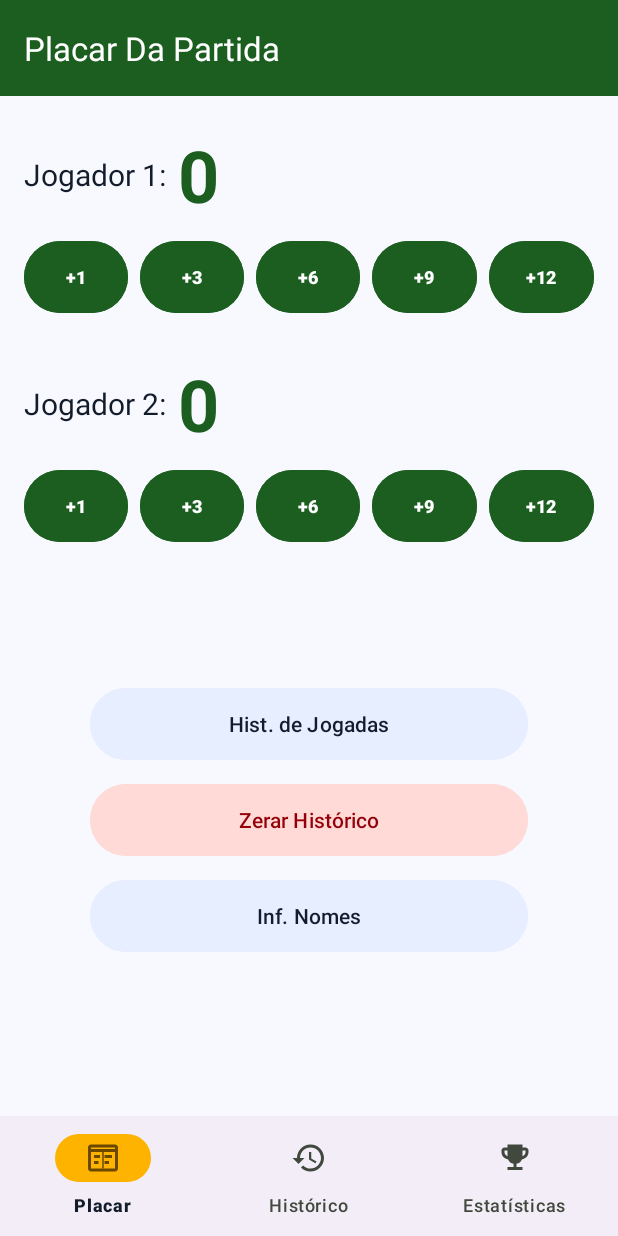
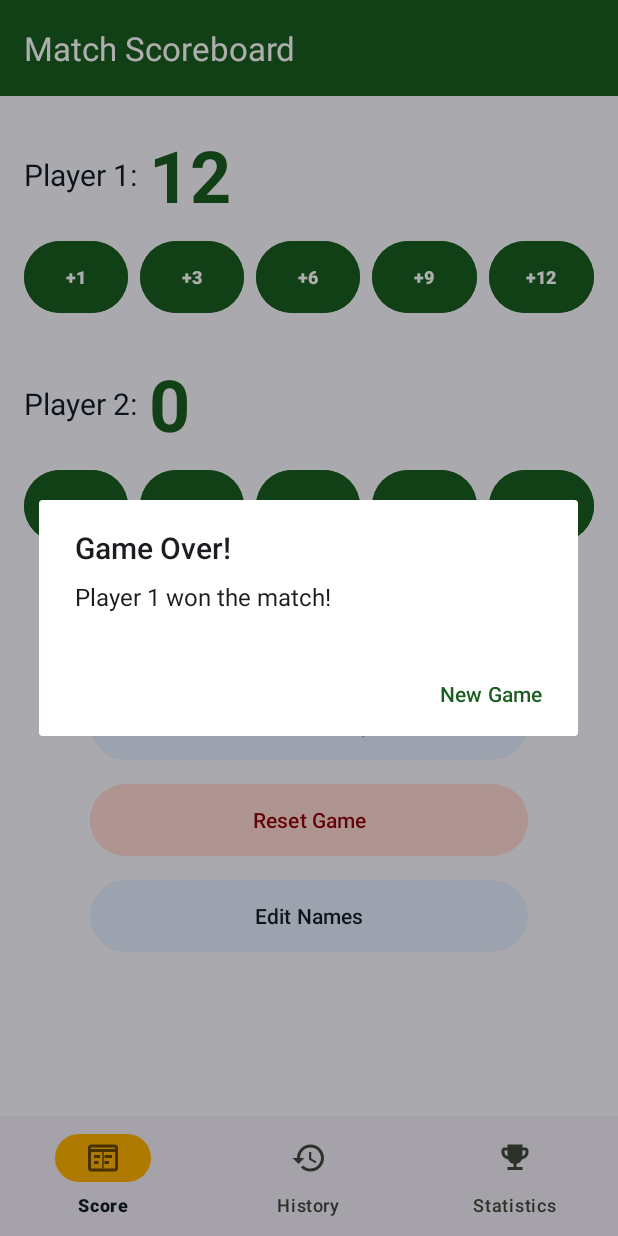
Before and after one commit to Luiz-Mattos14/Truco-deck-of-cards, an Android app: the screen it shows after launch (MainActivity), after a tap on "+9", on a phone screen of 412 x 824 dp. Run offline under Robolectric (Android 15) with nearby library versions, the phone set to English and light mode, and no system bars; 3 other taps on this screen came first.

Commit message:
feat: implement Truco scoring logic and game state
- Add GameModels with ScoreEvent and GameState data classes
- Add ScoreManager with addPoints (caps at 12, detects winner) and reset
- Wire up all score buttons in MainActivity using ScoreManager
- Show game over AlertDialog with winner name when score reaches 12
- Translate all UI strings and XML comments to English

```diff
--- /dev/null
+++ b/app/src/main/java/br/edu/utfpr/baralhotruco/GameModels.kt
@@ -0,0 +1,15 @@
+package br.edu.utfpr.baralhotruco
+
+data class ScoreEvent(
+    val player: Int,
+    val points: Int,
+    val scoreAfter: Int
+)
+
+data class GameState(
+    val scorePlayerOne: Int = 0,
+    val scorePlayerTwo: Int = 0,
+    val history: List<ScoreEvent> = emptyList(),
+    val isGameOver: Boolean = false,
+    val winner: Int? = null
+)
--- a/app/src/main/java/br/edu/utfpr/baralhotruco/MainActivity.kt
+++ b/app/src/main/java/br/edu/utfpr/baralhotruco/MainActivity.kt
@@ -2,13 +2,24 @@ package br.edu.utfpr.baralhotruco
 
 import android.os.Bundle
 import android.view.View
+import android.widget.TextView
 import androidx.activity.enableEdgeToEdge
+import androidx.appcompat.app.AlertDialog
 import androidx.appcompat.app.AppCompatActivity
 import androidx.core.view.ViewCompat
 import androidx.core.view.WindowInsetsCompat
 
 class MainActivity : AppCompatActivity() {
 
+    private val scoreManager = ScoreManager()
+    private var gameState = GameState()
+
+    private lateinit var tvPlayer1Name: TextView
+    private lateinit var tvPlayer2Name: TextView
+    private lateinit var tvPlayer1Score: TextView
+    private lateinit var tvPlayer2Score: TextView
+
+    // Initializes the Activity, sets up edge-to-edge display and binds score and name views.
     override fun onCreate(savedInstanceState: Bundle?) {
         super.onCreate(savedInstanceState)
         enableEdgeToEdge()
@@ -18,22 +29,85 @@ class MainActivity : AppCompatActivity() {
             v.setPadding(systemBars.left, systemBars.top, systemBars.right, 0)
             insets
         }
+
+        tvPlayer1Name = findViewById(R.id.tvPlayer1Name)
+        tvPlayer2Name = findViewById(R.id.tvPlayer2Name)
+        tvPlayer1Score = findViewById(R.id.tvPlayer1Score)
+        tvPlayer2Score = findViewById(R.id.tvPlayer2Score)
     }
 
-    fun btnPlayerOnePlus1(view: View) { }
-    fun btnPlayerOnePlus3(view: View) { }
-    fun btnPlayerOnePlus6(view: View) { }
-    fun btnPlayerOnePlus9(view: View) { }
-    fun btnPlayerOnePlus12(view: View) { }
+    // Delegates point addition to ScoreManager, refreshes the display
+    // and shows the game over dialog if the match has ended.
+    private fun addPoints(player: Int, points: Int) {
+        gameState = scoreManager.addPoints(gameState, player, points)
+        updateScoreDisplay()
+        if (gameState.isGameOver) showGameOverDialog()
+    }
 
-    fun btnPlayerTwoPlus1(view: View) { }
-    fun btnPlayerTwoPlus3(view: View) { }
-    fun btnPlayerTwoPlus6(view: View) { }
-    fun btnPlayerTwoPlus9(view: View) { }
-    fun btnPlayerTwoPlus12(view: View) { }
+    // Updates the score TextViews with the values from the current game state.
+    private fun updateScoreDisplay() {
+        tvPlayer1Score.text = gameState.scorePlayerOne.toString()
+        tvPlayer2Score.text = gameState.scorePlayerTwo.toString()
+    }
 
-    fun onHistorico(view: View) { }
-    fun onZerarPartida(view: View) { }
-    fun onEditarNomes(view: View) { }
+    // Shows an AlertDialog announcing the winner of the match.
+    // The "New Game" button resets the state without requiring manual dialog dismissal.
+    private fun showGameOverDialog() {
+        val winnerName = if (gameState.winner == 1)
+            tvPlayer1Name.text.toString().trimEnd(':').trim()
+        else
+            tvPlayer2Name.text.toString().trimEnd(':').trim()
 
+        AlertDialog.Builder(this)
+            .setTitle(R.string.dialog_game_over_title)
+            .setMessage(getString(R.string.dialog_game_over_message, winnerName))
+            .setPositiveButton(R.string.dialog_new_game) { _, _ -> resetGame() }
+            .setCancelable(false)
+            .show()
+    }
+
+    // Resets the game state and refreshes the score display.
+    private fun resetGame() {
+        gameState = scoreManager.reset()
+        updateScoreDisplay()
+    }
+
+    // Adds 1 tento to Player 1 (simple round win).
+    fun btnPlayerOnePlus1(view: View) = addPoints(1, 1)
+
+    // Adds 3 tentos to Player 1 (Truco).
+    fun btnPlayerOnePlus3(view: View) = addPoints(1, 3)
+
+    // Adds 6 tentos to Player 1 (Seis).
+    fun btnPlayerOnePlus6(view: View) = addPoints(1, 6)
+
+    // Adds 9 tentos to Player 1 (Nove).
+    fun btnPlayerOnePlus9(view: View) = addPoints(1, 9)
+
+    // Adds 12 tentos to Player 1 (Doze — ends the match).
+    fun btnPlayerOnePlus12(view: View) = addPoints(1, 12)
+
+    // Adds 1 tento to Player 2 (simple round win).
+    fun btnPlayerTwoPlus1(view: View) = addPoints(2, 1)
+
+    // Adds 3 tentos to Player 2 (Truco).
+    fun btnPlayerTwoPlus3(view: View) = addPoints(2, 3)
+
+    // Adds 6 tentos to Player 2 (Seis).
+    fun btnPlayerTwoPlus6(view: View) = addPoints(2, 6)
+
+    // Adds 9 tentos to Player 2 (Nove).
+    fun btnPlayerTwoPlus9(view: View) = addPoints(2, 9)
+
+    // Adds 12 tentos to Player 2 (Doze — ends the match).
+    fun btnPlayerTwoPlus12(view: View) = addPoints(2, 12)
+
+    // Opens the move history screen (not yet implemented).
+    fun onHistory(view: View) { }
+
+    // Resets the current match score and history.
+    fun onResetGame(view: View) = resetGame()
+
+    // Opens the dialog to edit player names (not yet implemented).
+    fun onEditNames(view: View) { }
 }
--- /dev/null
+++ b/app/src/main/java/br/edu/utfpr/baralhotruco/ScoreManager.kt
@@ -0,0 +1,39 @@
+package br.edu.utfpr.baralhotruco
+
+class ScoreManager {
+
+    companion object {
+        const val WIN_SCORE = 12
+    }
+
+    // Adds points to the given player and returns the new game state.
+    // If the game is already over, the state is returned unchanged.
+    // The score is capped at WIN_SCORE (12 tentos).
+    fun addPoints(state: GameState, player: Int, points: Int): GameState {
+        if (state.isGameOver) return state
+
+        val currentScore = if (player == 1) state.scorePlayerOne else state.scorePlayerTwo
+        val newScore = minOf(currentScore + points, WIN_SCORE)
+        val event = ScoreEvent(player, points, newScore)
+
+        val newScoreP1 = if (player == 1) newScore else state.scorePlayerOne
+        val newScoreP2 = if (player == 2) newScore else state.scorePlayerTwo
+
+        val winner = when {
+            newScoreP1 >= WIN_SCORE -> 1
+            newScoreP2 >= WIN_SCORE -> 2
+            else -> null
+        }
+
+        return state.copy(
+            scorePlayerOne = newScoreP1,
+            scorePlayerTwo = newScoreP2,
+            history = state.history + event,
+            isGameOver = winner != null,
+            winner = winner
+        )
+    }
+
+    // Returns a fresh GameState with zeroed scores and empty history.
+    fun reset(): GameState = GameState()
+}
--- a/app/src/main/res/drawable/ic_score.xml
+++ b/app/src/main/res/drawable/ic_score.xml
@@ -19,7 +19,7 @@
         android:fillColor="@android:color/black"
         android:pathData="M13,10H18V12H13Z M13,14H16V16H13Z" />
 
-    <!-- Divisória central -->
+    <!-- Central divider -->
     <path
         android:fillColor="@android:color/black"
         android:pathData="M11.5,8H12.5V19H11.5Z" />
--- a/app/src/main/res/layout/activity_main.xml
+++ b/app/src/main/res/layout/activity_main.xml
@@ -25,7 +25,7 @@
 
     </com.google.android.material.appbar.AppBarLayout>
 
-    <!-- Conteúdo -->
+    <!-- Content -->
     <LinearLayout
         android:layout_width="match_parent"
         android:layout_height="0dp"
@@ -35,7 +35,7 @@
         android:paddingTop="20dp"
         android:paddingBottom="16dp">
 
-        <!-- ===== JOGADOR 1 ===== -->
+        <!-- ===== PLAYER 1 ===== -->
         <LinearLayout
             android:layout_width="match_parent"
             android:layout_height="wrap_content"
@@ -62,7 +62,7 @@
 
         </LinearLayout>
 
-        <!-- Botões pontuação – Jogador 1 -->
+        <!-- Score buttons – Player 1 -->
         <LinearLayout
             android:layout_width="match_parent"
             android:layout_height="wrap_content"
@@ -159,7 +159,7 @@
 
         </LinearLayout>
 
-        <!-- ===== JOGADOR 2 ===== -->
+        <!-- ===== PLAYER 2 ===== -->
         <LinearLayout
             android:layout_width="match_parent"
             android:layout_height="wrap_content"
@@ -187,7 +187,7 @@
 
         </LinearLayout>
 
-        <!-- Botões pontuação – Jogador 2 -->
+        <!-- Score buttons – Player 2 -->
         <LinearLayout
             android:layout_width="match_parent"
             android:layout_height="wrap_content"
@@ -284,7 +284,7 @@
 
         </LinearLayout>
 
-        <!-- ===== BOTÕES DE AÇÃO ===== -->
+        <!-- ===== ACTION BUTTONS ===== -->
         <LinearLayout
             android:layout_width="match_parent"
             android:layout_height="0dp"
@@ -300,7 +300,7 @@
                 android:backgroundTint="@color/md_surface_container"
                 android:text="@string/btn_history"
                 android:textColor="@color/md_on_surface"
-                android:onClick="onHistorico" />
+                android:onClick="onHistory" />
 
             <Button
                 android:id="@+id/btnZerarPartida"
@@ -310,7 +310,7 @@
                 android:backgroundTint="@color/md_error_container"
                 android:text="@string/btn_reset"
                 android:textColor="@color/md_on_error_container"
-                android:onClick="onZerarPartida" />
+                android:onClick="onResetGame" />
 
             <Button
                 android:id="@+id/btnEditarNomes"
@@ -320,7 +320,7 @@
                 android:backgroundTint="@color/md_surface_container"
                 android:text="@string/btn_names"
                 android:textColor="@color/md_on_surface"
-                android:onClick="onEditarNomes" />
+                android:onClick="onEditNames" />
 
         </LinearLayout>
 
--- a/app/src/main/res/values/strings.xml
+++ b/app/src/main/res/values/strings.xml
@@ -1,30 +1,35 @@
 <resources>
     <string name="app_name">Baralho Truco</string>
-    <string name="screen_title_main">Placar Da Partida</string>
+    <string name="screen_title_main">Match Scoreboard</string>
 
-    <!-- Jogadores -->
-    <string name="player1_default">Jogador 1:</string>
-    <string name="player2_default">Jogador 2:</string>
+    <!-- Players -->
+    <string name="player1_default">Player 1:</string>
+    <string name="player2_default">Player 2:</string>
     <string name="score_initial">0</string>
 
-    <!-- Botões de pontuação -->
+    <!-- Score buttons -->
     <string name="btn_plus1">+1</string>
     <string name="btn_plus3">+3</string>
     <string name="btn_plus6">+6</string>
     <string name="btn_plus9">+9</string>
     <string name="btn_plus12">+12</string>
 
-    <!-- Botões de ação -->
-    <string name="btn_history">Hist. de Jogadas</string>
-    <string name="btn_reset">Zerar Histórico</string>
-    <string name="btn_names">Inf. Nomes</string>
+    <!-- Action buttons -->
+    <string name="btn_history">Move History</string>
+    <string name="btn_reset">Reset Game</string>
+    <string name="btn_names">Edit Names</string>
 
     <!-- Bottom Navigation -->
-    <string name="nav_score">Placar</string>
-    <string name="nav_history">Histórico</string>
-    <string name="nav_stats">Estatísticas</string>
-    <string name="nav_settings">Ajustes</string>
+    <string name="nav_score">Score</string>
+    <string name="nav_history">History</string>
+    <string name="nav_stats">Statistics</string>
+    <string name="nav_settings">Settings</string>
 
     <!-- Toolbar -->
-    <string name="action_account">Conta</string>
+    <string name="action_account">Account</string>
+
+    <!-- Game over dialog -->
+    <string name="dialog_game_over_title">Game Over!</string>
+    <string name="dialog_game_over_message">%s won the match!</string>
+    <string name="dialog_new_game">New Game</string>
 </resources>
```
Also changed, not shown: app/src/main/res/values/colors.xml (+4 -4 lines), app/src/main/res/values/themes.xml (+6 -6 lines).
